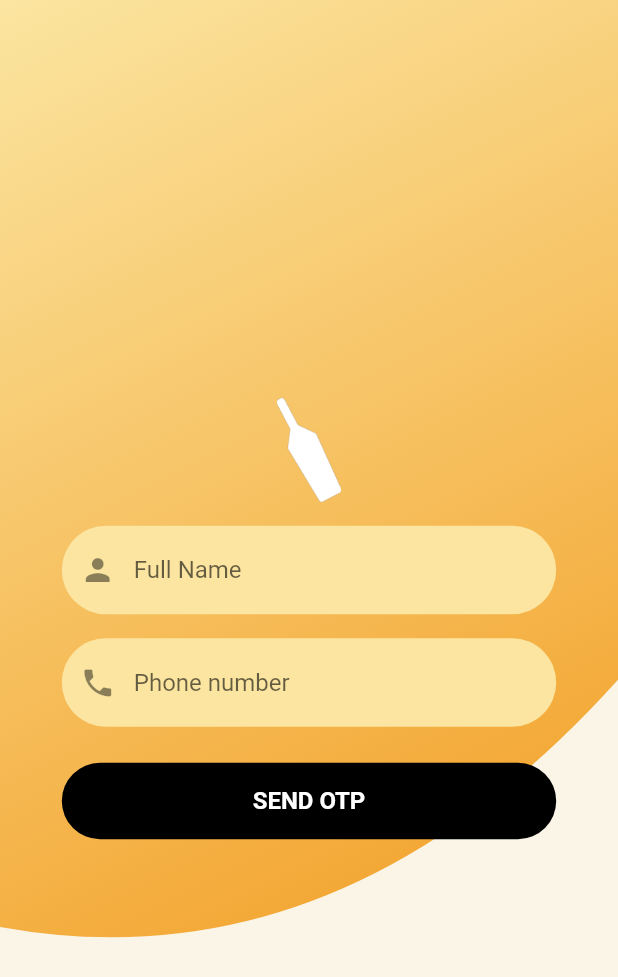
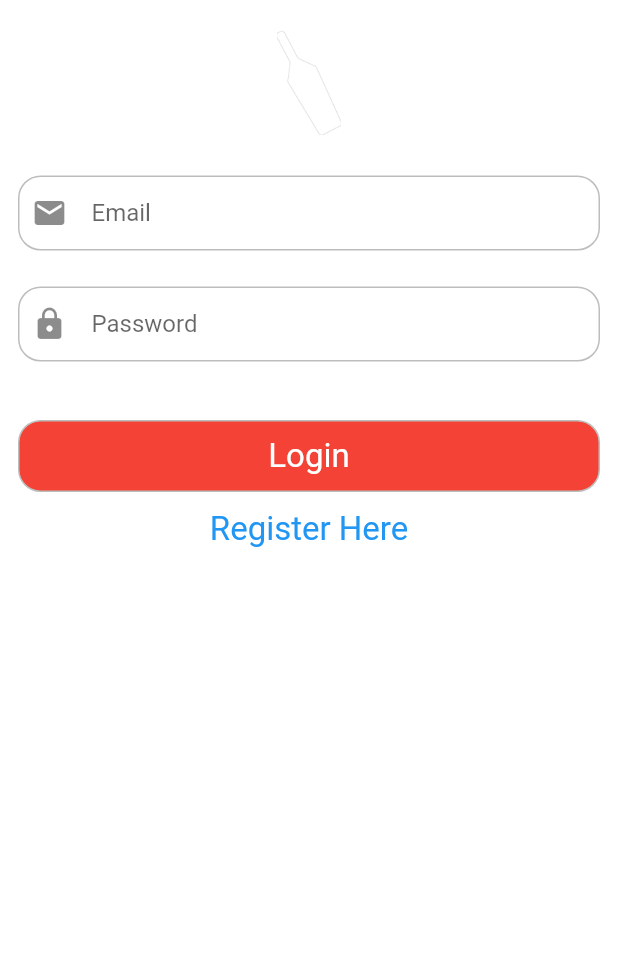
Before and after one commit to kram254/Liquor-Delivery-App, a Flutter app: the screen it shows after launch, on a phone screen of 412 x 824 dp. Shown: the top 977 px of the screen. Run offline on Flutter 3.47's test engine with Material 2 defaults, Android fonts, the phone set to English and light mode, and no system bars; our stand-ins replace cloud_firestore, firebase_auth, firebase_core, flutter_spinkit; accounts and stored records are empty.

```diff
--- a/lib/main.dart
+++ b/lib/main.dart
@@ -1,39 +1,32 @@
-import 'dart:async';
-import 'package:firebase_crashlytics/firebase_crashlytics.dart';
+
 import 'package:flutter/material.dart';
-import 'package:lika/models/product_model.dart';
-import 'package:lika/utils/colors.dart';
-import 'package:lika/view/auth/auth.dart';
+//import 'package:lika/models/product_model.dart';
+import 'package:lika/view/auth/login.dart';
+import 'package:lika/view/auth/user.dart';
+import 'package:lika/view/product/home.dart';
 import 'package:provider/provider.dart';
+import 'package:firebase_core/firebase_core.dart';
 
-void main() {
-  Crashlytics.instance.enableInDevMode = true;
-  // Pass all uncaught errors from the framework to Crashlytics.
-  FlutterError.onError = Crashlytics.instance.recordFlutterError;
-  runZoned<Future<void>>(() async {
+
+
+void main () async {
+
+  WidgetsFlutterBinding.ensureInitialized();
+  await Firebase.initializeApp();
+
   runApp(
     MultiProvider(
       providers: [
         ChangeNotifierProvider(
-            create: (_) => CProduct(),
+          create: (context) => AuthProvider.initialize(),
+
           ),
       ],
-        child: App(),
-      ),
-    );
-  }, onError: Crashlytics.instance.recordError);
-}
-
-class App extends StatelessWidget {
-  // This widget is the root of your application.
-  @override
-  Widget build(BuildContext context) {
-    return MaterialApp(
-      title: 'Liqa',
+      child: MaterialApp(
+      title: 'TurnUp',
       debugShowCheckedModeBanner: false,
       theme: ThemeData(
-        backgroundColor: lgrey,
-        platform: TargetPlatform.iOS,
+        backgroundColor: Colors.grey,
         primarySwatch: Colors.brown,
         visualDensity: VisualDensity.adaptivePlatformDensity,
         appBarTheme: AppBarTheme(
@@ -42,19 +35,26 @@ class App extends StatelessWidget {
           ),
         ),
       ),
-      home: Base(),
+      home: ScreensController(),
+    )
+      )
   );
 }
-}
 
-class Base extends StatefulWidget {
-  @override
-  _BaseState createState() => _BaseState();
-}
-
-class _BaseState extends State<Base> {
+class ScreensController extends StatelessWidget {
   @override
   Widget build(BuildContext context) {
-    return Auth();
+    final user = Provider.of<AuthProvider>(context);
+    switch (user.status) {
+      // case Status.Uninitialized:
+      //   return Loading();
+      case Status.Unauthenticated:
+      case Status.Authenticating:
+        return LoginScreen();
+      case Status.Authenticated:
+        return Home();
+      default:
+        return LoginScreen();
     }
   }
+}
--- /dev/null
+++ b/lib/utils/user.dart
@@ -0,0 +1,25 @@
+import 'package:cloud_firestore/cloud_firestore.dart';
+import 'package:lika/view/auth/userModel.dart';
+
+class UserServices {
+  String collection = "users";
+  // ignore: deprecated_member_use
+  FirebaseFirestore _firestore = FirebaseFirestore.instance;
+
+  void createUser(Map<String, dynamic> values) {
+    String id = values["id"];
+    // ignore: deprecated_member_use
+    _firestore.collection(collection).document(id).setData(values);
+  }
+
+  void updateUserData(Map<String, dynamic> values) {
+    // ignore: deprecated_member_use
+    _firestore.collection(collection).document(values["id"]).updateData(values);
+  }
+
+// ignore: deprecated_member_use
+  Future<UserModel> getUserById(String id) =>
+      _firestore.collection(collection).doc(id).get().then((doc) {
+        return UserModel.fromSnapshot(doc);
+      });
+}
--- a/lib/view/auth/auth.dart
+++ b/lib/view/auth/auth.dart
@@ -20,11 +20,12 @@ class _AuthState extends State<Auth> {
               clipper: AuthClipper(),
               child: Container(
                 decoration: BoxDecoration(
-                  gradient: LinearGradient(
+              /***  gradient: LinearGradient(
                     begin: Alignment.topLeft,
                     end: Alignment.bottomRight,
-                    colors: [accent, orange],
+                    colors: [Colors.orange],
                   ),
+                  ***/
                 ),
               ),
             ),
--- a/lib/view/auth/code.dart
+++ b/lib/view/auth/code.dart
@@ -22,11 +22,12 @@ class _CodeState extends State<Code> {
               clipper: AuthClipper(),
               child: Container(
                 decoration: BoxDecoration(
-                  gradient: LinearGradient(
+                  /***gradient: LinearGradient(
                     begin: Alignment.topLeft,
                     end: Alignment.bottomRight,
                     colors: [accent, orange],
                   ),
+                  ***/
                 ),
               ),
             ),
--- /dev/null
+++ b/lib/view/auth/login.dart
@@ -0,0 +1,133 @@
+import 'package:flutter/material.dart';
+import 'package:provider/provider.dart';
+import 'package:lika/utils/screen_navigation.dart';
+import 'package:lika/view/auth/user.dart';
+import 'package:lika/view/auth/Registration.dart';
+import 'package:lika/view/product/home.dart';
+import 'package:lika/components/loading.dart';
+
+class LoginScreen extends StatefulWidget {
+  @override
+  _LoginScreenState createState() => _LoginScreenState();
+}
+
+class _LoginScreenState extends State<LoginScreen> {
+final _key = GlobalKey<ScaffoldState>();
+
+  @override
+  Widget build(BuildContext context) {
+    final authProvider = Provider.of<AuthProvider>(context);
+    return Scaffold(
+      key: _key,
+      backgroundColor: Colors.white,
+      body: authProvider.status == Status.Authenticating? Loading() : SingleChildScrollView(
+        child:Column(
+          children: [
+            SizedBox(height: 20,),
+            Row(
+              mainAxisAlignment: MainAxisAlignment.center,
+              children: [
+                Image.asset(
+                  'assets/logo/logo.png',
+                  width: 50,
+                  height: 70,
+                ),
+              ],
+            ),
+
+            SizedBox(height: 15,),
+
+            Padding(
+              padding: const EdgeInsets.all(12.0),
+              child: Container(
+                decoration: BoxDecoration(
+                  border: Border.all(color: Colors.grey[400]),
+                  borderRadius: BorderRadius.circular(15)
+                ),
+                child: Padding(
+                  padding: const EdgeInsets.only(left: 8.0),
+                  child: TextFormField(
+                    controller: authProvider.email,
+                    decoration: InputDecoration(
+                      border: InputBorder.none,
+                      hintText: "Email",
+                      icon: Icon(Icons.email)
+                    )
+                  ),
+                ),
+              ),
+            ),
+
+            Padding(
+              padding: const EdgeInsets.all(12.0),
+              child: Container(
+                decoration: BoxDecoration(
+                  border: Border.all(color: Colors.grey[400]),
+                  borderRadius: BorderRadius.circular(15)
+                ),
+                child: Padding(
+                  padding: const EdgeInsets.only(left: 8.0),
+                  child: TextFormField(
+                    controller: authProvider.password,
+                    decoration: InputDecoration(
+                      border: InputBorder.none,
+                      hintText: "Password",
+                      icon: Icon(Icons.lock)
+                    )
+                  ),
+                ),
+              ),
+            ),
+
+            SizedBox(height: 15,),
+
+            Padding(
+              padding: const EdgeInsets.all(12.0),
+              child: GestureDetector(
+                  onTap: () async{
+                    if(!await authProvider.signIn()){
+                     _key.currentState.showSnackBar(
+                       SnackBar(content: Text("Login failed")),
+                     );
+                     return; ///cuts the execution of this page
+                    }
+                     authProvider.cleanControllers();
+                     changeScreenReplacement(context, Home());
+
+                  },
+                  child: Container(
+                  decoration: BoxDecoration(
+                    color: Colors.red,
+                    border: Border.all(color: Colors.grey[400]),
+                    borderRadius: BorderRadius.circular(15)
+                  ),
+                  child: Padding(
+                    padding: const EdgeInsets.only(top: 10, bottom:  10),
+                    child: Row(
+                      mainAxisAlignment: MainAxisAlignment.center,
+                      children: [
+                        Text("Login", style: TextStyle(color: Colors.white, fontSize: 22),)
+                      ],
+                    )
+                  ),
+                ),
+              ),
+            ),
+
+             GestureDetector(
+               onTap: (){
+                 changeScreen(context, RegistrationScreen());
+               },
+                child: Row(
+                mainAxisAlignment: MainAxisAlignment.center,
+                children: [
+                          Text("Register Here", style: TextStyle(color: Colors.blue, fontSize: 22),)
+                        ],
+                      ),
+             ),
+          ],
+        )
+      ),
+    );
+  }
+}
--- /dev/null
+++ b/lib/view/auth/user.dart
@@ -0,0 +1,114 @@
+import 'package:firebase_auth/firebase_auth.dart';
+import 'package:flutter/material.dart';
+import 'package:lika/view/auth/userModel.dart';
+import 'package:lika/utils/user.dart';
+//import 'package:sokoni/src/helpers/user.dart';
+//import 'package:sokoni/src/models/user.dart';
+
+enum Status {Uninitialized, Unauthenticated, Authenticating, Authenticated}
+
+class AuthProvider with ChangeNotifier{
+  // we're using the methods of the ChangeNotifier class in the AuthProvider class
+  FirebaseAuth _auth;
+  // ignore: deprecated_member_use
+  User _user;
+  Status _status = Status.Uninitialized;// initial status
+  UserServices _userServices = UserServices();
+  UserModel _userModel;
+
+  //getters => we can access the values of a class but we cannot modify the values
+
+  Status get status => _status;
+  UserModel get userModel => _userModel;
+
+  // ignore: deprecated_member_use
+  User get user => _user;
+
+
+
+  // ignore: non_constant_identifier_names
+  final formKey = GlobalKey<FormState>();
+
+  TextEditingController email = TextEditingController();
+  TextEditingController name = TextEditingController();
+  TextEditingController password = TextEditingController();
+
+
+
+
+ AuthProvider.initialize(): _auth = FirebaseAuth.instance{
+    //this listens to the user authentication state the we will do something about once a change is caught
+    // ignore: deprecated_member_use
+    _auth.onAuthStateChanged.listen(_onStateChanged);
+ }
+
+  Future<bool> signIn() async{
+    try{
+      _status = Status.Authenticating;
+      notifyListeners();
+      await _auth.signInWithEmailAndPassword(email: email.text.trim(), password: password.text.trim());
+      return true;
+    }catch(e){
+
+      return _onError(e.toString());
+    }
+
+  }
+  Future signOut(){
+    _auth.signOut();
+    _status = Status.Unauthenticated;
+    notifyListeners();
+    return Future.delayed(Duration.zero);
+  }
+
+  Future<bool> signUp() async{
+   try{
+      _status = Status.Authenticating;
+    notifyListeners();
+    await _auth.createUserWithEmailAndPassword(email: email.text.trim(), password: password.text.trim()).then((user) {
+      Map<String, dynamic> values = {
+        "name": name.text,
+        "email": email.text,
+        "id": user.user.uid,
+
+      };
+      _userServices.createUser(values);
+    });
+
+    return true;
+
+   }catch(e){
+     return _onError(e.toString());
+
+   }
+
+  }
+
+       // ignore: deprecated_member_use
+    Future<void> _onStateChanged(User firebase_User) async{
+     if(firebase_User == null){
+       _status =  Status.Uninitialized;
+     }else {
+       _user = firebase_User;
+       _status = Status.Authenticated;
+       _userModel = await _userServices.getUserById(firebase_User.uid);
+     }
+
+     notifyListeners();
+    }
+
+
+    // my gen methods
+    bool _onError(String error){
+     _status = Status.Unauthenticated;
+     notifyListeners();
+     print("We got an error: $error");
+     return false;
+   }
+
+   void cleanControllers (){
+     email.text = " ";
+     password.text = " ";
+     name.text = " ";
+   }
+   }
--- /dev/null
+++ b/lib/view/auth/userModel.dart
@@ -0,0 +1,24 @@
+import 'package:cloud_firestore/cloud_firestore.dart';
+
+class UserModel{
+  static const NAME = "name";
+  static const EMAIL = "email";
+  static const ID = "id";
+
+//variables that will contain the value pulled from the database
+  String _name;
+  String _email;
+  String _id;
+
+  //getters
+  String get name => _name;
+  String get email => _email;
+  String get id => _id;
+
+  UserModel.fromSnapshot(DocumentSnapshot snapshot){
+    _name = snapshot.data() [NAME];
+    _email = snapshot.data() [EMAIL];
+    _id = snapshot.data() [ID];
+  }
+
+}
--- a/lib/view/product/cart.dart
+++ b/lib/view/product/cart.dart
@@ -63,12 +63,13 @@ class Cart extends StatelessWidget {
             clipper: SClipper(),
             child: Container(
               decoration: BoxDecoration(
-                gradient: LinearGradient(
+              /*** gradient: LinearGradient(
                   begin: Alignment.topRight,
                   end: Alignment.bottomCenter,
                   colors: [secondary, accentTransparent],
                   stops: [0, 0.6],
                 ),
+                ***/
               ),
             ),
           ),
--- a/lib/view/product/home.dart
+++ b/lib/view/product/home.dart
@@ -34,12 +34,12 @@ class _HomeState extends State<Home> {
               Container(
                 child: Image.asset(
                   'assets/logo/logo.png',
-                  width: 25,
-                  height: 35,
+                  width: 50,
+                  height: 70,
                 ),
               ),
               Text(
-                "LIKA",
+                "TurnUp",
                 style: TextStyle(color: Colors.white),
               )
             ],
--- a/lib/view/product/home2.dart
+++ b/lib/view/product/home2.dart
@@ -40,7 +40,7 @@ class _Home2State extends State<Home2> {
                       ),
                     ),
                     Text(
-                      "LIKA",
+                      "Pombe",
                       style: TextStyle(color: Colors.white),
                     )
                   ],
--- a/lib/view/product/single_product.dart
+++ b/lib/view/product/single_product.dart
@@ -58,11 +58,12 @@ class SingleProduct extends StatelessWidget {
             clipper: SClipper(),
             child: Container(
               decoration: BoxDecoration(
-                gradient: LinearGradient(
+                /***gradient: LinearGradient(
                   begin: Alignment.topLeft,
                   end: Alignment.bottomRight,
                   colors: [orange, accentTransparent],
                 ),
+                ***/
               ),
             ),
           ),
--- a/pubspec.yaml
+++ b/pubspec.yaml
@@ -24,6 +24,9 @@ dependencies:
   flutter:
     sdk: flutter
   provider: ^4.3.2+2
+  cloud_firestore: ^0.14.1+3
+  firebase_core: ^0.5.1
+  flutter_spinkit: ^4.1.2+1
   firebase_auth: ^0.18.0+1
   firebase_storage: ^4.0.0
   firebase_crashlytics: ^0.1.4+1
```
Also changed, not shown: lib/components/loading.dart (added, +21 -0 lines), lib/utils/screen_navigation.dart (added, +9 -0 lines), lib/view/auth/Registration.dart (added, +158 -0 lines), pubspec.lock, 6 other files. Lines whose indentation alone changed are shown as unchanged.
